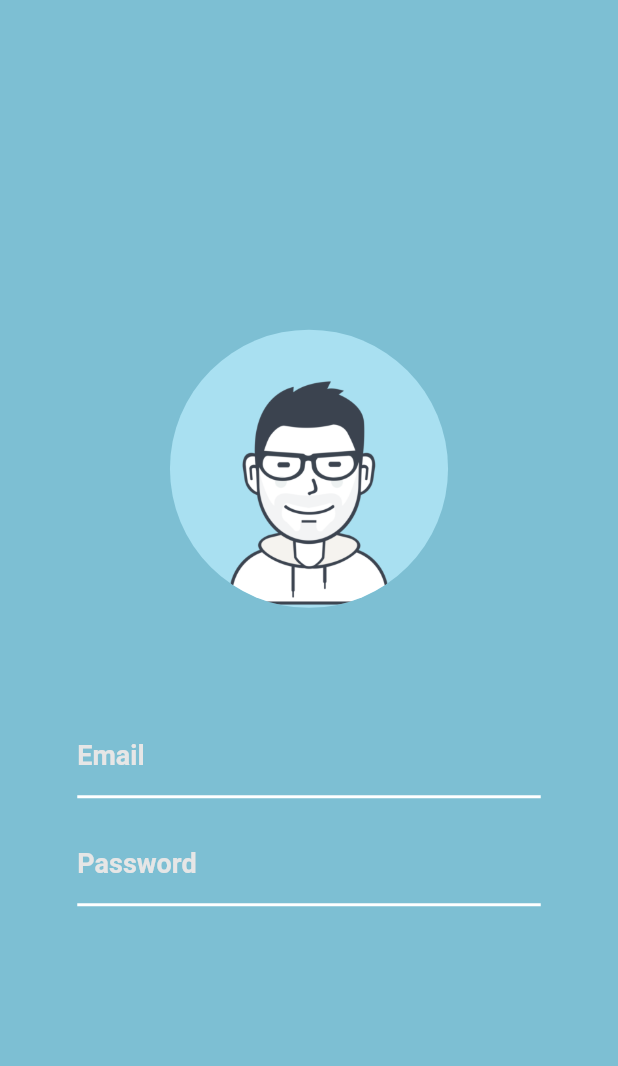
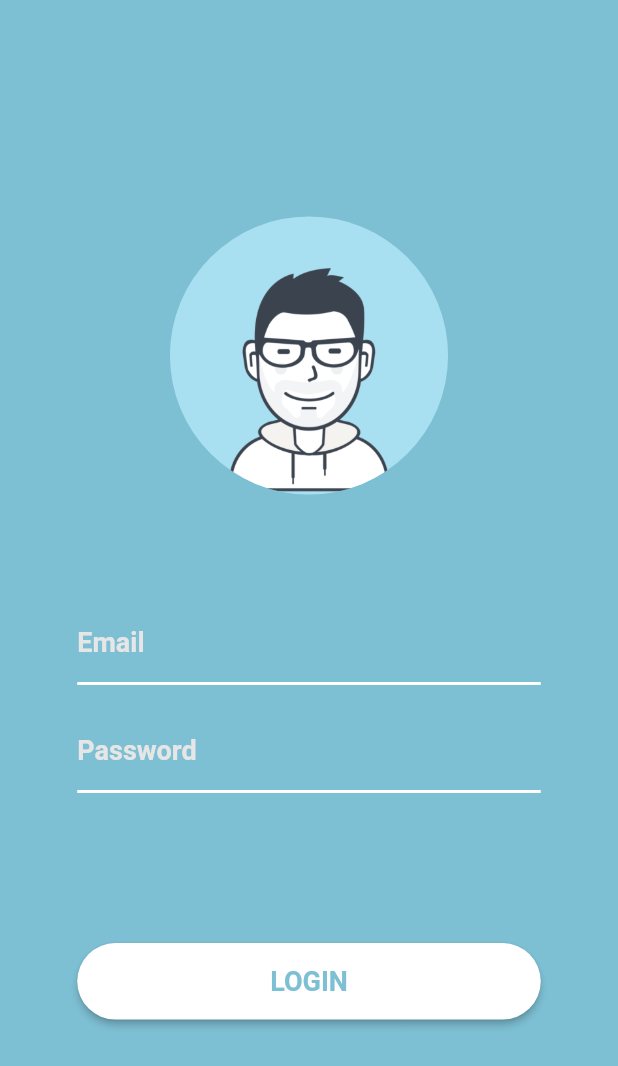
Before and after one commit to cromueloliver02/authify, a Flutter app: the screen it shows after launch, on a phone screen of 412 x 824 dp. Shown: the top 1066 px of the screen. Run offline on Flutter 3.47's test engine with Material 2 defaults, Android fonts, the light colour scheme and no system bars.

Commit message:
created custom button

```diff
--- a/lib/screens/login_screen.dart
+++ b/lib/screens/login_screen.dart
@@ -1,6 +1,7 @@
 import 'package:flutter/material.dart';
 import '../widgets/atf_login_avatar.dart';
 import '../widgets/atf_text_field.dart';
+import '../data.dart';
 
 class LoginScreen extends StatelessWidget {
   const LoginScreen({super.key});
@@ -34,6 +35,27 @@ class LoginScreen extends StatelessWidget {
                   obscureText: true,
                 ),
               ),
+              const SizedBox(height: 100),
+              SizedBox(
+                width: screenSize.width * 0.75,
+                child: MaterialButton(
+                  onPressed: () {},
+                  padding: const EdgeInsets.symmetric(vertical: 15),
+                  color: Colors.white,
+                  minWidth: double.infinity,
+                  shape: RoundedRectangleBorder(
+                    borderRadius: BorderRadius.circular(40),
+                  ),
+                  child: const Text(
+                    'LOGIN',
+                    style: TextStyle(
+                      color: primaryColor,
+                      fontSize: 18,
+                      fontWeight: FontWeight.bold,
+                    ),
+                  ),
+                ),
+              ),
             ],
           ),
         ),
```
